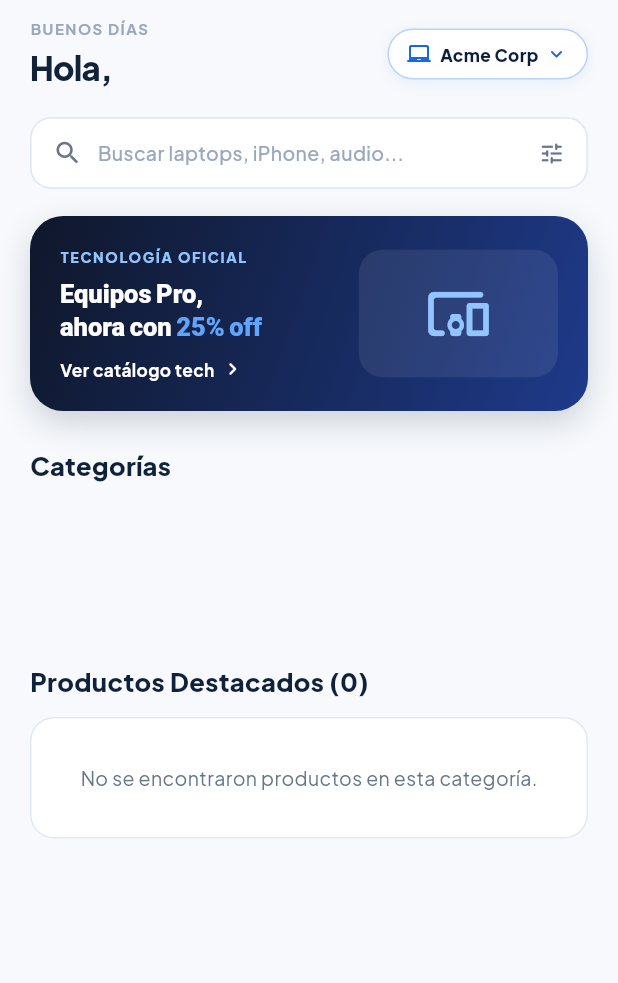
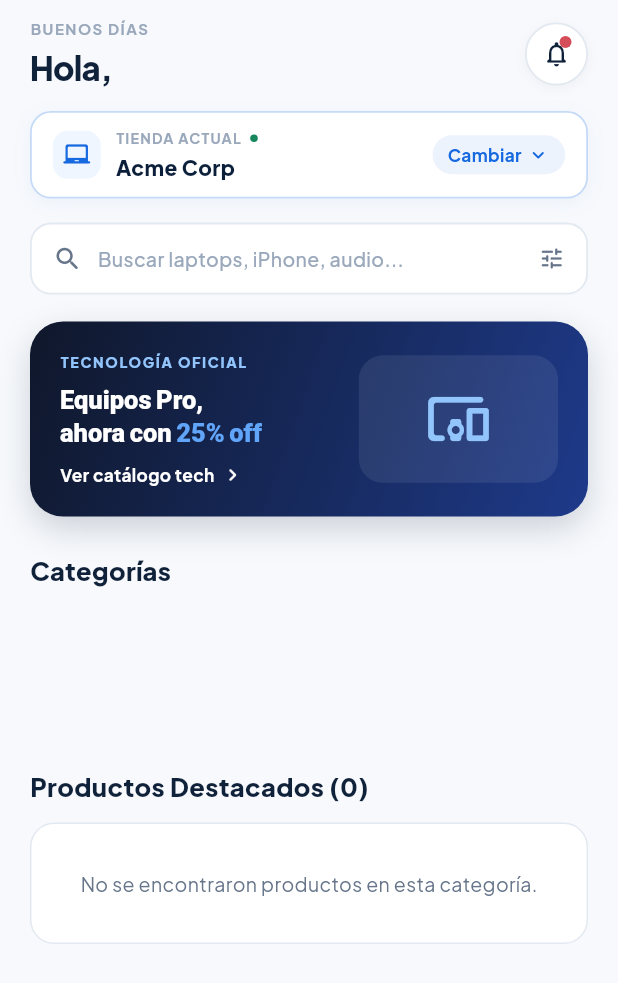
Before and after one commit to MiguelAVV22/mobile_crm, a Flutter app: the ClientHomeScreen screen opened directly with empty values, on a phone screen of 412 x 824 dp. Shown: the top 983 px of the screen. Run offline on Flutter 3.47's test engine with Material 3 defaults, Android fonts, the phone set to English and light mode, and no system bars; our stand-ins replace google_fonts, shared_preferences; accounts and stored records are empty; network calls fail.

Commit message:
fix(client): redesign store switcher bar and resolve bottom sheet overflow

```diff
--- a/lib/features/client/client_home_screen.dart
+++ b/lib/features/client/client_home_screen.dart
@@ -84,18 +84,32 @@ class _ClientHomeScreenState extends State<ClientHomeScreen> {
   void _mostrarSelectorTienda() {
     showModalBottomSheet(
       context: context,
+      isScrollControlled: true,
+      backgroundColor: Colors.white,
       shape: const RoundedRectangleBorder(
         borderRadius: BorderRadius.vertical(top: Radius.circular(24)),
       ),
-      backgroundColor: Colors.white,
       builder: (ctx) {
         return SafeArea(
           child: Padding(
-            padding: const EdgeInsets.symmetric(horizontal: 20, vertical: 20),
+            padding: const EdgeInsets.fromLTRB(20, 12, 20, 20),
+            child: SingleChildScrollView(
+              physics: const BouncingScrollPhysics(),
               child: Column(
                 mainAxisSize: MainAxisSize.min,
                 crossAxisAlignment: CrossAxisAlignment.start,
                 children: [
+                  Center(
+                    child: Container(
+                      width: 38,
+                      height: 4,
+                      margin: const EdgeInsets.only(bottom: 14),
+                      decoration: BoxDecoration(
+                        color: Colors.grey.shade300,
+                        borderRadius: BorderRadius.circular(2),
+                      ),
+                    ),
+                  ),
                   Row(
                     mainAxisAlignment: MainAxisAlignment.spaceBetween,
                     children: [
@@ -109,15 +123,18 @@ class _ClientHomeScreenState extends State<ClientHomeScreen> {
                       ),
                       IconButton(
                         icon: const Icon(Icons.close_rounded, size: 20),
+                        padding: EdgeInsets.zero,
+                        constraints: const BoxConstraints(),
                         onPressed: () => Navigator.pop(ctx),
                       ),
                     ],
                   ),
+                  const SizedBox(height: 6),
                   const Text(
                     'Elige la empresa donde deseas consultar productos y hacer compras:',
-                  style: TextStyle(fontSize: 13, color: AppColors.textSecondary),
+                    style: TextStyle(fontSize: 12.5, color: AppColors.textSecondary),
                   ),
-                const SizedBox(height: 16),
+                  const SizedBox(height: 14),
                   ..._tiendas.map((t) {
                     final slug = t['subdominio'] as String;
                     final nombre = t['nombreComercial'] ?? slug;
@@ -139,8 +156,10 @@ class _ClientHomeScreenState extends State<ClientHomeScreen> {
                         ),
                       ),
                       child: ListTile(
+                        dense: true,
+                        contentPadding: const EdgeInsets.symmetric(horizontal: 14, vertical: 4),
                         leading: Container(
-                        padding: const EdgeInsets.all(10),
+                          padding: const EdgeInsets.all(8),
                           decoration: BoxDecoration(
                             color: esTech
                                 ? const Color(0xFFEFF6FF)
@@ -154,13 +173,13 @@ class _ClientHomeScreenState extends State<ClientHomeScreen> {
                             color: esTech
                                 ? AppColors.primaryBlue
                                 : const Color(0xFFDC2626),
-                          size: 22,
+                            size: 20,
                           ),
                         ),
                         title: Text(
                           nombre,
                           style: TextStyle(
-                          fontSize: 15,
+                            fontSize: 14,
                             fontWeight: FontWeight.w800,
                             color: esSeleccionada
                                 ? AppColors.primaryBlue
@@ -175,9 +194,9 @@ class _ClientHomeScreenState extends State<ClientHomeScreen> {
                         ),
                         trailing: esSeleccionada
                             ? const Icon(Icons.check_circle_rounded,
-                              color: AppColors.primaryBlue)
+                                color: AppColors.primaryBlue, size: 22)
                             : const Icon(Icons.chevron_right_rounded,
-                              color: AppColors.textMuted),
+                                color: AppColors.textMuted, size: 22),
                         onTap: () {
                           Navigator.pop(ctx);
                           _cambiarTienda(slug, nombre);
@@ -186,6 +205,7 @@ class _ClientHomeScreenState extends State<ClientHomeScreen> {
                     );
                   }),
                 ],
+              ),
             ),
           ),
         );
@@ -243,7 +263,7 @@ class _ClientHomeScreenState extends State<ClientHomeScreen> {
           child: Column(
             crossAxisAlignment: CrossAxisAlignment.start,
             children: [
-              // ── Header Superior: Saludo y Selector de Tienda ──
+              // ── Header Superior: Saludo y Notificaciones ──
               Row(
                 mainAxisAlignment: MainAxisAlignment.spaceBetween,
                 children: [
@@ -272,53 +292,167 @@ class _ClientHomeScreenState extends State<ClientHomeScreen> {
                     ],
                   ),
 
-                  // Selector de Tienda (Pill Interactivo)
-                  GestureDetector(
-                    onTap: _mostrarSelectorTienda,
-                    child: Container(
-                      padding: const EdgeInsets.symmetric(horizontal: 12, vertical: 8),
+                  // Botón Campana Notificaciones con Dot Rojo
+                  Stack(
+                    children: [
+                      Container(
+                        width: 42,
+                        height: 42,
                         decoration: BoxDecoration(
                           color: Colors.white,
-                        borderRadius: BorderRadius.circular(20),
-                        border: Border.all(color: AppColors.primaryBlue.withValues(alpha: 0.3)),
+                          shape: BoxShape.circle,
+                          border: Border.all(color: AppColors.border, width: 1.2),
                           boxShadow: [
                             BoxShadow(
-                            color: AppColors.primaryBlue.withValues(alpha: 0.08),
-                            blurRadius: 8,
+                              color: Colors.black.withValues(alpha: 0.04),
+                              blurRadius: 6,
                               offset: const Offset(0, 2),
                             ),
                           ],
                         ),
-                      child: Row(
-                        mainAxisSize: MainAxisSize.min,
-                        children: [
-                          Icon(
-                            esTech ? Icons.laptop_chromebook_rounded : Icons.checkroom_rounded,
-                            size: 16,
-                            color: AppColors.primaryBlue,
-                          ),
-                          const SizedBox(width: 6),
-                          Text(
-                            _currentStoreName.length > 15
-                                ? '${_currentStoreName.substring(0, 15)}...'
-                                : _currentStoreName,
-                            style: const TextStyle(
-                              fontSize: 11.5,
-                              fontWeight: FontWeight.w800,
-                              color: AppColors.darkNavy,
+                        child: const Icon(
+                          Icons.notifications_none_rounded,
+                          color: AppColors.textPrimary,
+                          size: 20,
                         ),
                       ),
-                          const SizedBox(width: 4),
-                          const Icon(Icons.keyboard_arrow_down_rounded,
-                              size: 16, color: AppColors.primaryBlue),
-                        ],
+                      Positioned(
+                        top: 9,
+                        right: 11,
+                        child: Container(
+                          width: 8,
+                          height: 8,
+                          decoration: const BoxDecoration(
+                            color: AppColors.error,
+                            shape: BoxShape.circle,
                           ),
                         ),
                       ),
                     ],
                   ),
+                ],
+              ),
 
-              const SizedBox(height: 18),
+              const SizedBox(height: 14),
+
+              // ── Selector de Tienda Activa (Barra Elegante Full-Width) ──
+              Material(
+                color: Colors.transparent,
+                child: InkWell(
+                  onTap: _mostrarSelectorTienda,
+                  borderRadius: BorderRadius.circular(14),
+                  child: Container(
+                    padding: const EdgeInsets.symmetric(horizontal: 14, vertical: 10),
+                    decoration: BoxDecoration(
+                      color: Colors.white,
+                      borderRadius: BorderRadius.circular(14),
+                      border: Border.all(
+                        color: AppColors.primaryBlue.withValues(alpha: 0.25),
+                        width: 1.2,
+                      ),
+                      boxShadow: [
+                        BoxShadow(
+                          color: AppColors.primaryBlue.withValues(alpha: 0.05),
+                          blurRadius: 10,
+                          offset: const Offset(0, 3),
+                        ),
+                      ],
+                    ),
+                    child: Row(
+                      children: [
+                        Container(
+                          padding: const EdgeInsets.all(7),
+                          decoration: BoxDecoration(
+                            color: esTech
+                                ? const Color(0xFFEFF6FF)
+                                : const Color(0xFFFEF2F2),
+                            borderRadius: BorderRadius.circular(10),
+                          ),
+                          child: Icon(
+                            esTech
+                                ? Icons.laptop_chromebook_rounded
+                                : Icons.checkroom_rounded,
+                            size: 18,
+                            color: esTech
+                                ? AppColors.primaryBlue
+                                : const Color(0xFFDC2626),
+                          ),
+                        ),
+                        const SizedBox(width: 10),
+                        Expanded(
+                          child: Column(
+                            crossAxisAlignment: CrossAxisAlignment.start,
+                            children: [
+                              Row(
+                                children: [
+                                  const Text(
+                                    'TIENDA ACTUAL',
+                                    style: TextStyle(
+                                      fontSize: 9.5,
+                                      fontWeight: FontWeight.w700,
+                                      color: AppColors.textMuted,
+                                      letterSpacing: 0.8,
+                                    ),
+                                  ),
+                                  const SizedBox(width: 6),
+                                  Container(
+                                    width: 5,
+                                    height: 5,
+                                    decoration: const BoxDecoration(
+                                      color: AppColors.success,
+                                      shape: BoxShape.circle,
+                                    ),
+                                  ),
+                                ],
+                              ),
+                              const SizedBox(height: 2),
+                              Text(
+                                _currentStoreName,
+                                style: const TextStyle(
+                                  fontSize: 14,
+                                  fontWeight: FontWeight.w800,
+                                  color: AppColors.darkNavy,
+                                ),
+                                maxLines: 1,
+                                overflow: TextOverflow.ellipsis,
+                              ),
+                            ],
+                          ),
+                        ),
+                        Container(
+                          padding: const EdgeInsets.symmetric(
+                              horizontal: 10, vertical: 5),
+                          decoration: BoxDecoration(
+                            color: AppColors.primaryBlue.withValues(alpha: 0.08),
+                            borderRadius: BorderRadius.circular(20),
+                          ),
+                          child: const Row(
+                            mainAxisSize: MainAxisSize.min,
+                            children: [
+                              Text(
+                                'Cambiar',
+                                style: TextStyle(
+                                  fontSize: 11.5,
+                                  fontWeight: FontWeight.w700,
+                                  color: AppColors.primaryBlue,
+                                ),
+                              ),
+                              SizedBox(width: 3),
+                              Icon(
+                                Icons.keyboard_arrow_down_rounded,
+                                size: 16,
+                                color: AppColors.primaryBlue,
+                              ),
+                            ],
+                          ),
+                        ),
+                      ],
+                    ),
+                  ),
+                ),
+              ),
+
+              const SizedBox(height: 16),
 
               // ── Buscador ──
               Container(
```
Lines whose indentation alone changed are shown as unchanged.
